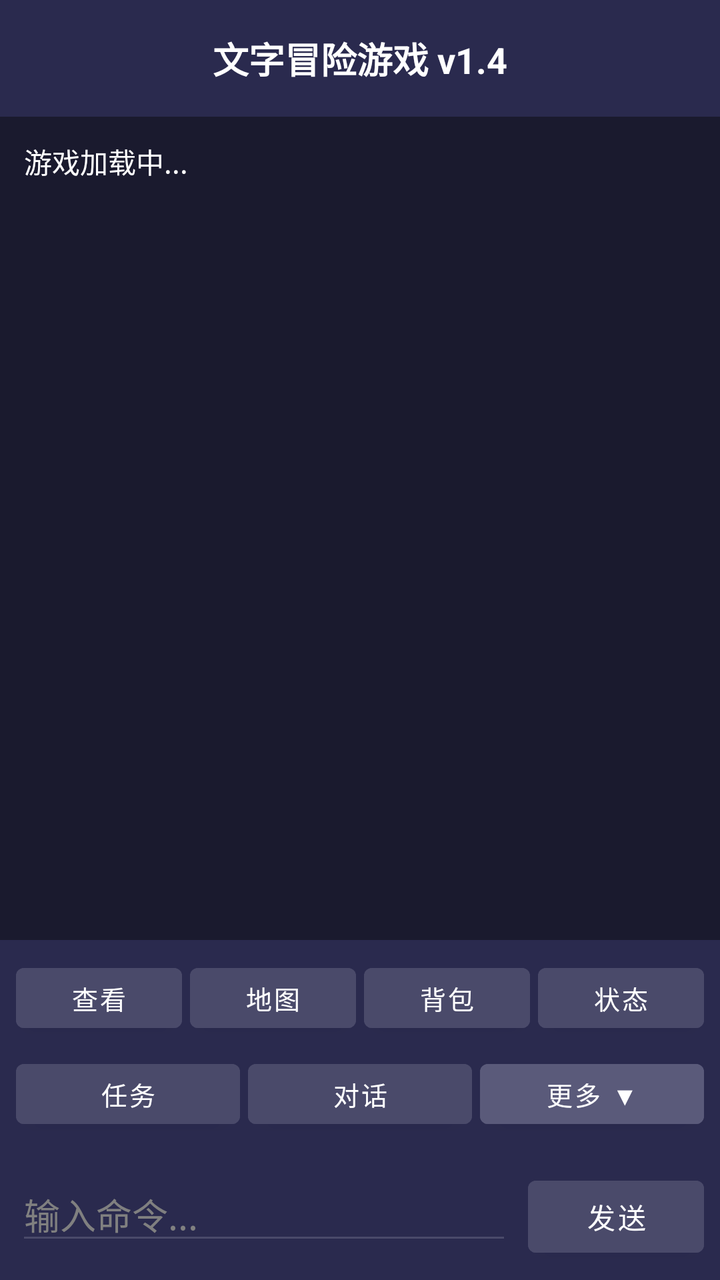
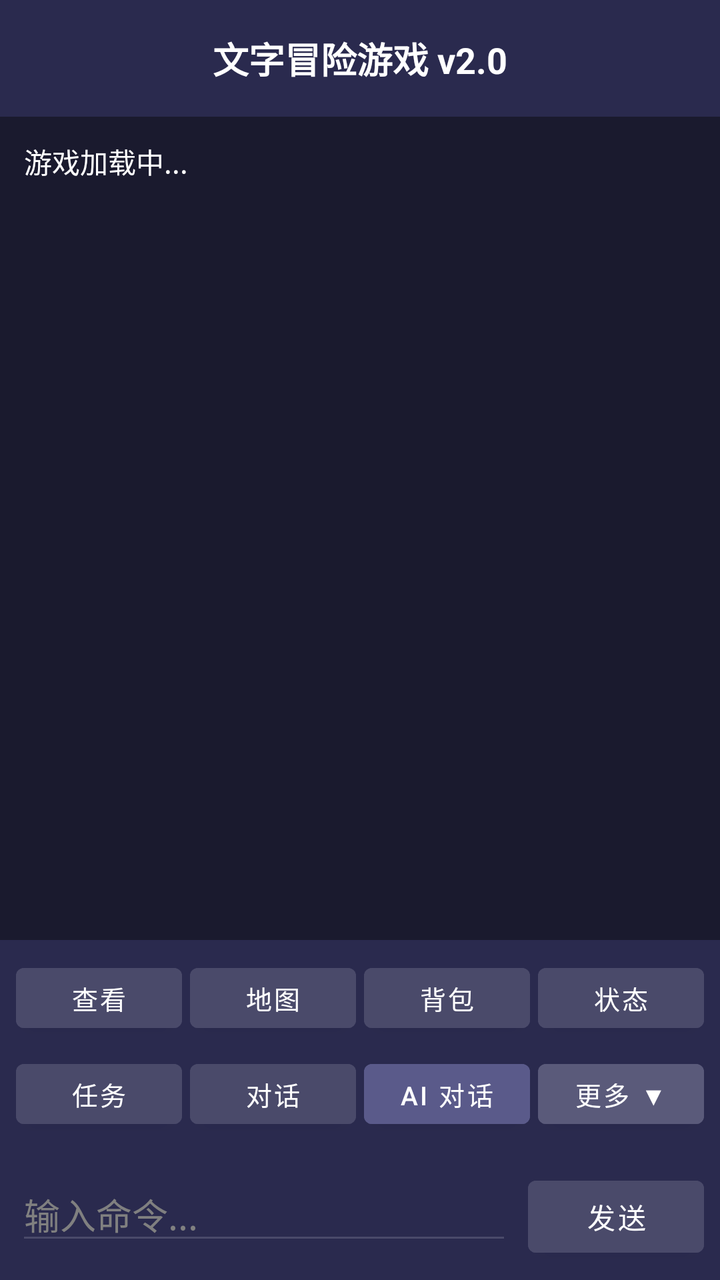

The first picture is an Android layout as it rendered before a commit; the second is the same layout after the commit. The layout source and the unified diff follow.
<!-- AndroidManifest.xml: application theme Theme.AdventureGame -->
<!-- res/layout/activity_game.xml -->
<?xml version="1.0" encoding="utf-8"?>
<LinearLayout xmlns:android="http://schemas.android.com/apk/res/android"
    android:layout_width="match_parent"
    android:layout_height="match_parent"
    android:orientation="vertical"
    android:background="#1a1a2e">

    <TextView
        android:layout_width="match_parent"
        android:layout_height="wrap_content"
        android:text="文字冒险游戏 v1.4"
        android:textSize="18sp"
        android:textStyle="bold"
        android:textColor="#ffffff"
        android:gravity="center"
        android:padding="16dp"
        android:background="#2a2a4e" />

    <ScrollView
        android:id="@+id/scrollView"
        android:layout_width="match_parent"
        android:layout_height="0dp"
        android:layout_weight="1"
        android:fillViewport="true"
        android:padding="12dp">

        <TextView
            android:id="@+id/gameOutput"
            android:layout_width="match_parent"
            android:layout_height="wrap_content"
            android:text="游戏加载中...\n\n"
            android:textSize="14sp"
            android:textColor="#ffffff"
            android:fontFamily="monospace"
            android:lineSpacingExtra="4dp" />

    </ScrollView>

    
    <LinearLayout
        android:layout_width="match_parent"
        android:layout_height="wrap_content"
        android:orientation="vertical"
        android:padding="8dp"
        android:background="#2a2a4e">

        
        <LinearLayout
            android:layout_width="match_parent"
            android:layout_height="wrap_content"
            android:orientation="horizontal"
            android:gravity="center"
            android:layout_marginBottom="6dp">

            <Button
                android:id="@+id/btnLook"
                android:layout_width="0dp"
                android:layout_height="42dp"
                android:layout_weight="1"
                android:text="查看"
                android:textSize="13sp"
                android:backgroundTint="#4a4a6a"
                android:layout_marginEnd="4dp" />

            <Button
                android:id="@+id/btnMap"
                android:layout_width="0dp"
                android:layout_height="42dp"
                android:layout_weight="1"
                android:text="地图"
                android:textSize="13sp"
                android:backgroundTint="#4a4a6a"
                android:layout_marginEnd="4dp" />

            <Button
                android:id="@+id/btnInventory"
                android:layout_width="0dp"
                android:layout_height="42dp"
                android:layout_weight="1"
                android:text="背包"
                android:textSize="13sp"
                android:backgroundTint="#4a4a6a"
                android:layout_marginEnd="4dp" />

            <Button
                android:id="@+id/btnStatus"
                android:layout_width="0dp"
                android:layout_height="42dp"
                android:layout_weight="1"
                android:text="状态"
                android:textSize="13sp"
                android:backgroundTint="#4a4a6a" />

        </LinearLayout>

        
        <LinearLayout
            android:layout_width="match_parent"
            android:layout_height="wrap_content"
            android:orientation="horizontal"
            android:gravity="center"
            android:layout_marginBottom="8dp">

            <Button
                android:id="@+id/btnQuest"
                android:layout_width="0dp"
                android:layout_height="42dp"
                android:layout_weight="1"
                android:text="任务"
                android:textSize="13sp"
                android:backgroundTint="#4a4a6a"
                android:layout_marginEnd="4dp" />

            <Button
                android:id="@+id/btnTalk"
                android:layout_width="0dp"
                android:layout_height="42dp"
                android:layout_weight="1"
                android:text="对话"
                android:textSize="13sp"
                android:backgroundTint="#4a4a6a"
                android:layout_marginEnd="4dp" />

            <Button
                android:id="@+id/btnMore"
                android:layout_width="0dp"
                android:layout_height="42dp"
                android:layout_weight="1"
                android:text="更多 ▼"
                android:textSize="13sp"
                android:backgroundTint="#5a5a7a" />

        </LinearLayout>

        
        <LinearLayout
            android:id="@+id/morePanel"
            android:layout_width="match_parent"
            android:layout_height="wrap_content"
            android:orientation="vertical"
            android:visibility="gone"
            android:layout_marginBottom="8dp"
            android:padding="8dp"
            android:background="#3a3a5a">

            
            <TextView
                android:layout_width="match_parent"
                android:layout_height="wrap_content"
                android:text="【查看】"
                android:textColor="#aaaacc"
                android:textSize="12sp"
                android:layout_marginBottom="4dp" />

            <LinearLayout
                android:layout_width="match_parent"
                android:layout_height="wrap_content"
                android:orientation="horizontal"
                android:layout_marginBottom="6dp">

                <Button
                    android:id="@+id/btnAppearance"
                    android:layout_width="0dp"
                    android:layout_height="36dp"
                    android:layout_weight="1"
                    android:text="外貌"
                    android:textSize="12sp"
                    android:backgroundTint="#4a4a6a"
                    android:layout_marginEnd="4dp" />

                <Button
                    android:id="@+id/btnMemory"
                    android:layout_width="0dp"
                    android:layout_height="36dp"
                    android:layout_weight="1"
                    android:text="记忆"
                    android:textSize="12sp"
                    android:backgroundTint="#4a4a6a"
                    android:layout_marginEnd="4dp" />

                <Button
                    android:id="@+id/btnNpc"
                    android:layout_width="0dp"
                    android:layout_height="36dp"
                    android:layout_weight="1"
                    android:text="查看 NPC"
                    android:textSize="12sp"
                    android:backgroundTint="#4a4a6a" />

            </LinearLayout>

            
            <TextView
                android:layout_width="match_parent"
                android:layout_height="wrap_content"
                android:text="【移动】"
                android:textColor="#aaaacc"
                android:textSize="12sp"
                android:layout_marginBottom="4dp" />

            <LinearLayout
                android:layout_width="match_parent"
                android:layout_height="wrap_content"
                android:orientation="horizontal"
                android:layout_marginBottom="6dp">

                <Button
                    android:id="@+id/btnGo"
                    android:layout_width="0dp"
                    android:layout_height="36dp"
                    android:layout_weight="1"
                    android:text="前往"
                    android:textSize="12sp"
                    android:backgroundTint="#4a4a6a"
                    android:layout_marginEnd="4dp" />

            </LinearLayout>

            
            <TextView
                android:layout_width="match_parent"
                android:layout_height="wrap_content"
                android:text="【交互】"
                android:textColor="#aaaacc"
                android:textSize="12sp"
                android:layout_marginBottom="4dp" />

            <LinearLayout
                android:layout_width="match_parent"
                android:layout_height="wrap_content"
                android:orientation="horizontal"
                android:layout_marginBottom="6dp">

                <Button
                    android:id="@+id/btnGift"
                    android:layout_width="0dp"
                    android:layout_height="36dp"
                    android:layout_weight="1"
                    android:text="送礼"
                    android:textSize="12sp"
                    android:backgroundTint="#4a4a6a"
                    android:layout_marginEnd="4dp" />

                <Button
                    android:id="@+id/btnTrade"
                    android:layout_width="0dp"
                    android:layout_height="36dp"
                    android:layout_weight="1"
                    android:text="交易"
                    android:textSize="12sp"
                    android:backgroundTint="#4a4a6a"
                    android:layout_marginEnd="4dp" />

                <Button
                    android:id="@+id/btnInteract"
                    android:layout_width="0dp"
                    android:layout_height="36dp"
                    android:layout_weight="1"
                    android:text="互动"
                    android:textSize="12sp"
                    android:backgroundTint="#4a4a6a" />

            </LinearLayout>

            
            <TextView
                android:layout_width="match_parent"
                android:layout_height="wrap_content"
                android:text="【自定义 NPC】"
                android:textColor="#aaaacc"
                android:textSize="12sp"
                android:layout_marginBottom="4dp" />

            <LinearLayout
                android:layout_width="match_parent"
                android:layout_height="wrap_content"
                android:orientation="horizontal"
                android:layout_marginBottom="6dp">

                <Button
                    android:id="@+id/btnCreateNpc"
                    android:layout_width="0dp"
                    android:layout_height="36dp"
                    android:layout_weight="1"
                    android:text="创建 NPC"
                    android:textSize="12sp"
                    android:backgroundTint="#4a4a6a"
                    android:layout_marginEnd="4dp" />

                <Button
                    android:id="@+id/btnSetNpc"
                    android:layout_width="0dp"
                    android:layout_height="36dp"
                    android:layout_weight="1"
                    android:text="设置 NPC"
                    android:textSize="12sp"
                    android:backgroundTint="#4a4a6a"
                    android:layout_marginEnd="4dp" />

                <Button
                    android:id="@+id/btnRemoveNpc"
                    android:layout_width="0dp"
                    android:layout_height="36dp"
                    android:layout_weight="1"
                    android:text="删除 NPC"
                    android:textSize="12sp"
                    android:backgroundTint="#4a4a6a" />

            </LinearLayout>

        </LinearLayout>

        
        <HorizontalScrollView
            android:layout_width="match_parent"
            android:layout_height="wrap_content"
            android:fillViewport="true"
            android:layout_marginBottom="8dp">

            <LinearLayout
                android:id="@+id/targetContainer"
                android:layout_width="wrap_content"
                android:layout_height="wrap_content"
                android:orientation="horizontal"
                android:gravity="center" />

        </HorizontalScrollView>

        
        <LinearLayout
            android:layout_width="match_parent"
            android:layout_height="wrap_content"
            android:orientation="horizontal">

            <EditText
                android:id="@+id/gameInput"
                android:layout_width="0dp"
                android:layout_height="wrap_content"
                android:layout_weight="1"
                android:hint="输入命令..."
                android:textColor="#ffffff"
                android:textColorHint="#808080"
                android:backgroundTint="#4a4a6a"
                android:imeOptions="actionSend"
                android:singleLine="true"
                android:layout_marginEnd="8dp" />

            <Button
                android:id="@+id/sendBtn"
                android:layout_width="wrap_content"
                android:layout_height="wrap_content"
                android:text="发送"
                android:backgroundTint="#4a4a6a" />

        </LinearLayout>

    </LinearLayout>

</LinearLayout>
<!-- resources referenced by this layout -->
<resources>
  <style name="Theme.AdventureGame" parent="Theme.MaterialComponents.DayNight.NoActionBar">
          <item name="colorPrimary">#4a4a6a</item>
          <item name="colorPrimaryVariant">#2a2a4e</item>
          <item name="colorOnPrimary">#ffffff</item>
          <item name="android:statusBarColor">#1a1a2e</item>
          <item name="android:navigationBarColor">#1a1a2e</item>
          <item name="android:windowBackground">#1a1a2e</item>
      </style>
</resources>

<!-- the commit's change to res/layout/activity_game.xml (unified diff, before → after) -->
@@ -8,7 +8,7 @@
     <TextView
         android:layout_width="match_parent"
         android:layout_height="wrap_content"
-        android:text="文字冒险游戏 v1.4"
+        android:text="文字冒险游戏 v2.0"
         android:textSize="18sp"
         android:textStyle="bold"
         android:textColor="#ffffff"
@@ -122,6 +122,16 @@
                 android:layout_marginEnd="4dp" />
 
             <Button
+                android:id="@+id/btnChat"
+                android:layout_width="0dp"
+                android:layout_height="42dp"
+                android:layout_weight="1"
+                android:text="AI 对话"
+                android:textSize="13sp"
+                android:backgroundTint="#5a5a8a"
+                android:layout_marginEnd="4dp" />
+
+            <Button
                 android:id="@+id/btnMore"
                 android:layout_width="0dp"
                 android:layout_height="42dp"
@@ -308,6 +318,33 @@
 
             </LinearLayout>
 
+            
+            <TextView
+                android:layout_width="match_parent"
+                android:layout_height="wrap_content"
+                android:text="【AI 功能】"
+                android:textColor="#aaaacc"
+                android:textSize="12sp"
+                android:layout_marginBottom="4dp" />
+
+            <LinearLayout
+                android:layout_width="match_parent"
+                android:layout_height="wrap_content"
+                android:orientation="horizontal"
+                android:layout_marginBottom="6dp">
+
+                <Button
+                    android:id="@+id/btnAsk"
+                    android:layout_width="0dp"
+                    android:layout_height="36dp"
+                    android:layout_weight="1"
+                    android:text="AI 问答"
+                    android:textSize="12sp"
+                    android:backgroundTint="#5a5a8a"
+                    android:layout_marginEnd="4dp" />
+
+            </LinearLayout>
+
         </LinearLayout>
 
         
